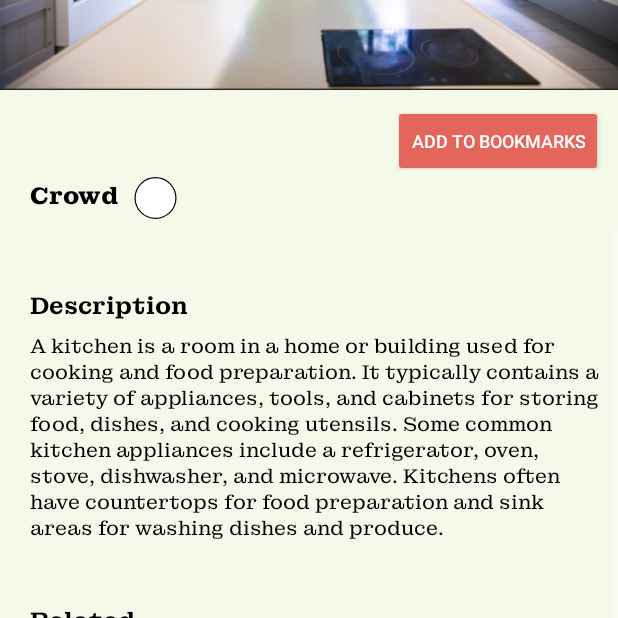
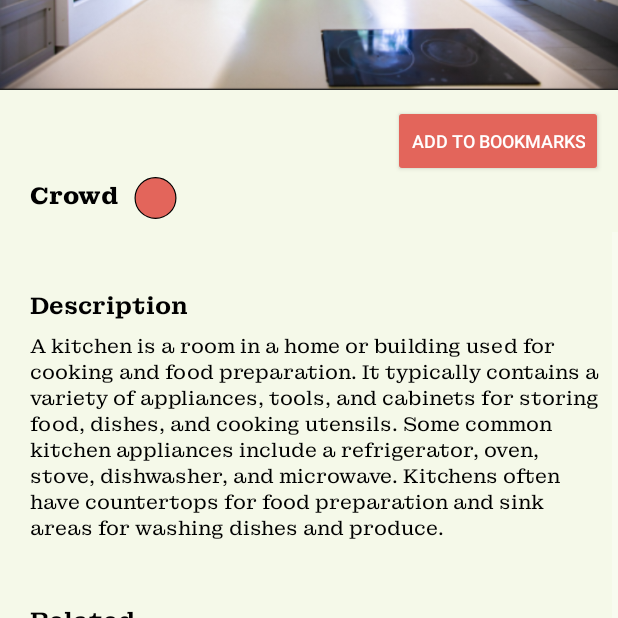
Before and after one commit to Sarang-Nambiar/OccupEye, an Android app: the RoomPage screen opened directly, with no data from a screen before it, scrolled down 190 dp, on a phone screen of 412 x 824 dp, the top half of it. Run offline under Robolectric (Android 15) with nearby library versions, the phone set to English and light mode, and no system bars; our stand-ins replace Firebase (no records; nobody signed in at launch, a user with empty details on screens opened directly); libraries missing offline, so code that uses them is left out: com.smarteist.autoimageslider; plain views replace SliderView; 10 statements that could not run were skipped.

Commit message:
change crowd circle color hardcoded

```diff
--- a/app/src/main/java/com/example/occupeye/RoomPage.java
+++ b/app/src/main/java/com/example/occupeye/RoomPage.java
@@ -1,8 +1,11 @@
 package com.example.occupeye;
 
 import androidx.appcompat.app.AppCompatActivity;
+import androidx.core.content.ContextCompat;
 
 import android.content.Intent;
+import android.graphics.Color;
+import android.graphics.drawable.GradientDrawable;
 import android.os.Bundle;
 import android.view.View;
 import android.widget.Button;
@@ -124,6 +127,12 @@ public class RoomPage extends AppCompatActivity {
             }
         });
 
+        ImageView imageView = findViewById(R.id.crowdindicator);
+        GradientDrawable drawable = (GradientDrawable) ContextCompat.getDrawable(this, R.drawable.circle).mutate();
+        int newFillColor = ContextCompat.getColor(this, R.color.iconhover);
+        drawable.setColor(newFillColor);
+        imageView.setImageDrawable(drawable);
+
         sliderView = findViewById(R.id.imageSlider);
         SliderAdapter sliderAdapter = new SliderAdapter(images, 200);
 
```
